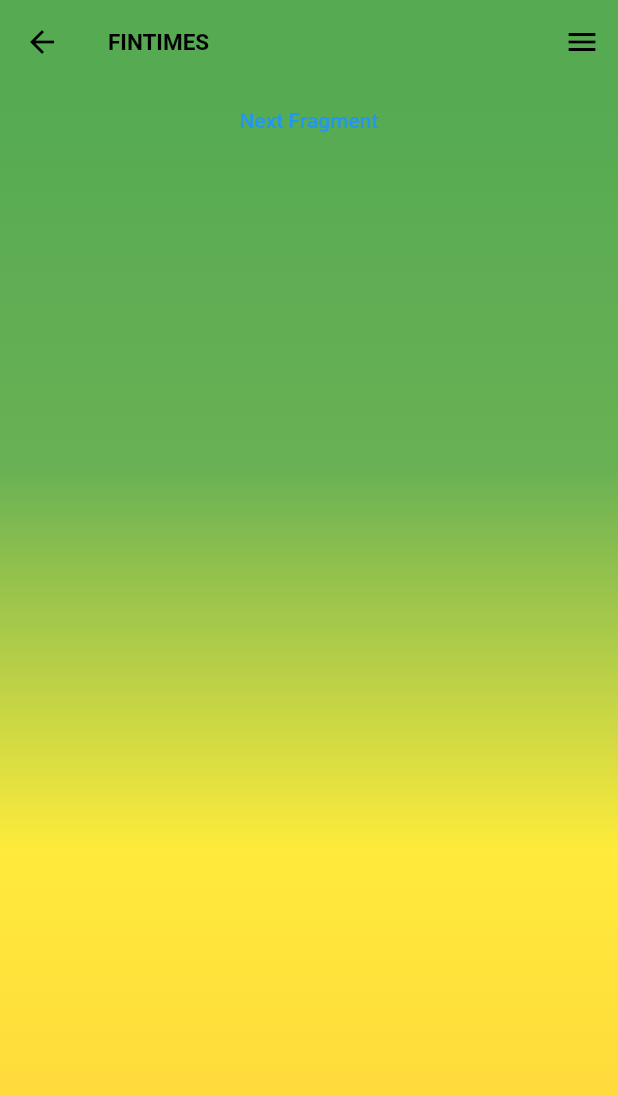
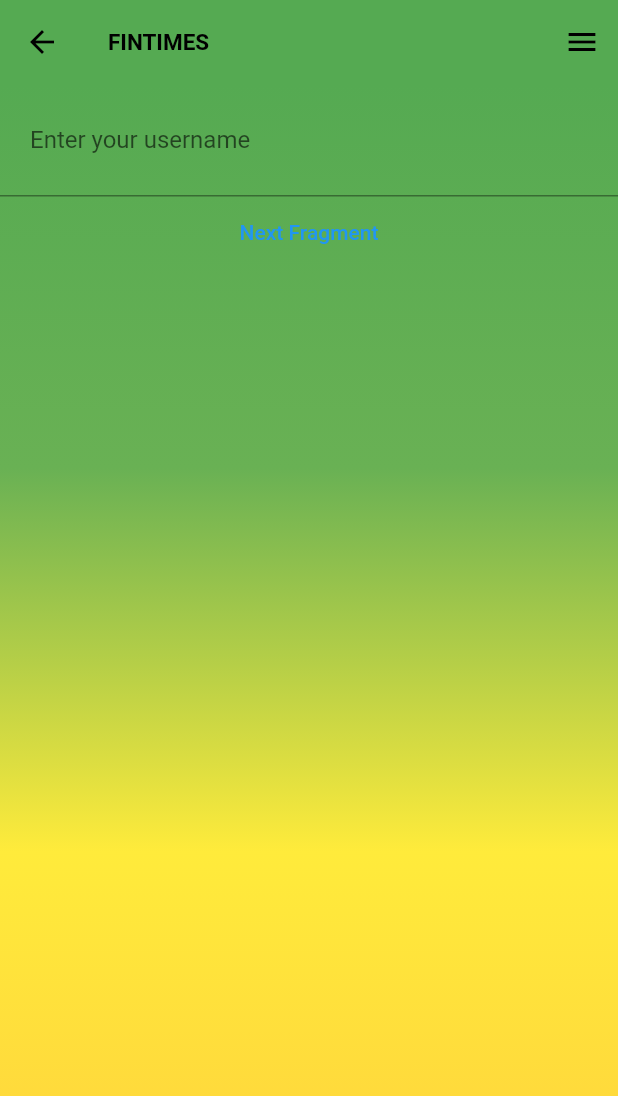
Before and after one commit to DiggsPapu/LevelUpProyects, a Flutter app: the SecondPage screen opened by its route, on a phone screen of 412 x 824 dp. Shown: the top 1096 px of the screen. Run offline on Flutter 3.47's test engine with Material 2 defaults, Android fonts, the phone set to English and light mode, and no system bars.

Commit message:
Navigator and input

```diff
--- a/Proyect1/proyect1/lib/Pages/FirstPage.dart
+++ b/Proyect1/proyect1/lib/Pages/FirstPage.dart
@@ -1,6 +1,6 @@
 import 'package:flutter/material.dart';
 import '../components/Text.dart';
-import '../components/cards.dart';
+import '../components/Cards.dart';
 import 'Structures.dart';
 class FirstPage extends StatelessWidget{
   const FirstPage({super.key});
--- a/Proyect1/proyect1/lib/Pages/SecondPage.dart
+++ b/Proyect1/proyect1/lib/Pages/SecondPage.dart
@@ -1,8 +1,10 @@
 import 'package:flutter/material.dart';
 import 'package:proyect1/Pages/ThirdPage.dart';
+
+import '../components/Input.dart';
 class SecondPage extends StatelessWidget{
-  const SecondPage({super.key});
-
+  SecondPage({super.key});
+  final controlador = TextEditingController();
     @override
     Widget build(BuildContext context) {
       // TODO: implement build
@@ -60,12 +62,13 @@ class SecondPage extends StatelessWidget{
               colors: [Color.fromARGB(255, 85, 170, 82), Color.fromARGB(255, 105, 177, 84), Color.fromARGB(255, 255, 235, 59), Color.fromARGB(255, 255, 209, 60)])),
         child: ListView(
           children: [
+            Input(controller: controlador),
             TextButton(
                 style: ButtonStyle(
                   foregroundColor: MaterialStateProperty.all<Color>(Colors.blue),
                 ),
                 onPressed: () {
-                  Navigator.pushNamed(context, ThirdPage.routeName, arguments: ScreenArguments("Tercera pagina", "Estamos en la tercera pagina"));
+                  Navigator.pushNamed(context, ThirdPage.routeName, arguments: ScreenArguments("Tercera pagina", "Tu, ${controlador.text}estas en la tercera pagina" ));
                 },
                 child: const Text('Next Fragment'),
               )
--- /dev/null
+++ b/Proyect1/proyect1/lib/components/Input.dart
@@ -0,0 +1,25 @@
+import 'package:flutter/material.dart';
+class Input extends StatelessWidget {
+  Input( {
+    required this.controller,
+    Key? key,
+    }):
+    super(key: key);
+  var controller = TextEditingController();
+  @override
+  Widget build(BuildContext context) {
+    return SizedBox(
+      width: 100.0,
+      child: TextField(
+        controller: TextEditingController(),
+        maxLines: 5, // <-- SEE HERE
+        minLines: 1,
+        decoration: const InputDecoration(
+          border: UnderlineInputBorder(),
+          labelText: 'Enter your username',
+          contentPadding: EdgeInsets.all(20)
+        ),
+      )
+    );
+  }
+}
--- a/Proyect1/proyect1/lib/main.dart
+++ b/Proyect1/proyect1/lib/main.dart
@@ -17,7 +17,7 @@ class MyApp extends StatelessWidget {
       routes: {
         '/':(context) => const FirstPage(),
         // When navigating to the "/second" route, build the SecondScreen widget.
-        '/second': (context) => const SecondPage(),
+        '/second': (context) => SecondPage(),
         ThirdPage.routeName: (context)=>const ThirdPage()
       },
       theme: ThemeData(
```
